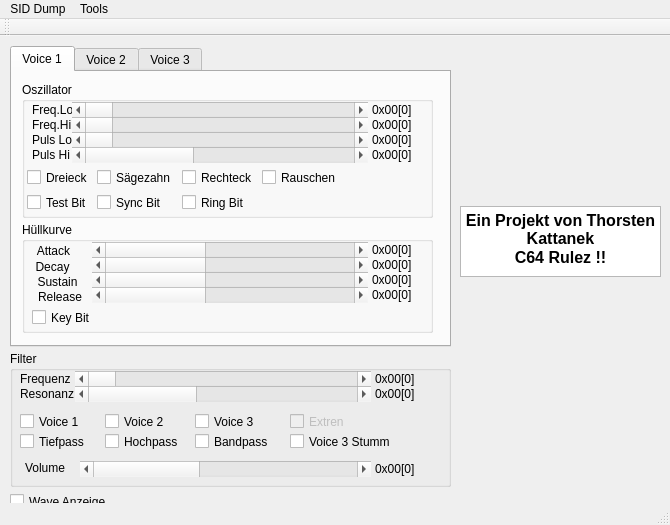
Old version of the form src/mainwindow.ui in the repository ThKattanek/realsid.
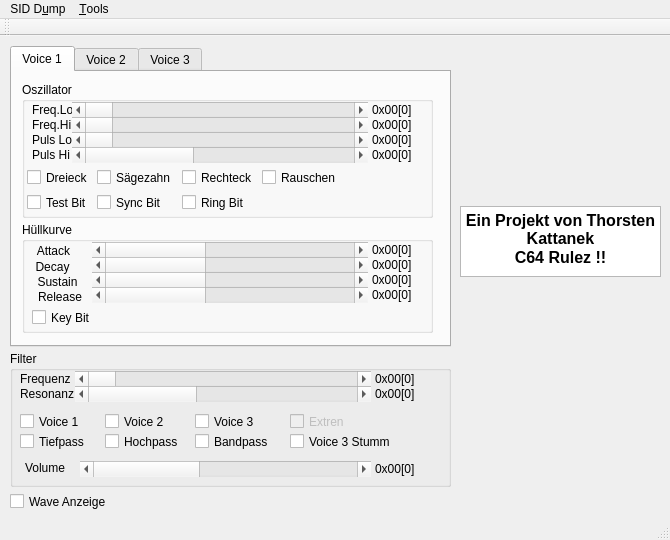
New version of the form. Icons and pictures are not drawn.

```diff
--- a/src/mainwindow.ui
+++ b/src/mainwindow.ui
@@ -7,19 +7,19 @@
     <x>0</x>
     <y>0</y>
     <width>670</width>
-    <height>525</height>
+    <height>540</height>
    </rect>
   </property>
   <property name="minimumSize">
    <size>
     <width>670</width>
-    <height>525</height>
+    <height>540</height>
    </size>
   </property>
   <property name="maximumSize">
    <size>
     <width>670</width>
-    <height>525</height>
+    <height>540</height>
    </size>
   </property>
   <property name="windowTitle">
@@ -1839,12 +1839,12 @@
      <x>0</x>
      <y>0</y>
      <width>670</width>
-     <height>20</height>
+     <height>28</height>
     </rect>
    </property>
    <widget class="QMenu" name="menuImport">
     <property name="title">
-     <string>SID Dump</string>
+     <string>SID D&amp;ump</string>
     </property>
     <addaction name="Open_SidDump"/>
     <addaction name="Play_SidDump"/>
@@ -1852,7 +1852,7 @@
    </widget>
    <widget class="QMenu" name="menuTools">
     <property name="title">
-     <string>Tools</string>
+     <string>&amp;Tools</string>
     </property>
     <addaction name="actionSequenzer"/>
    </widget>
```
Left out of the diff: 14 changed lines with no effect on the pictures.
